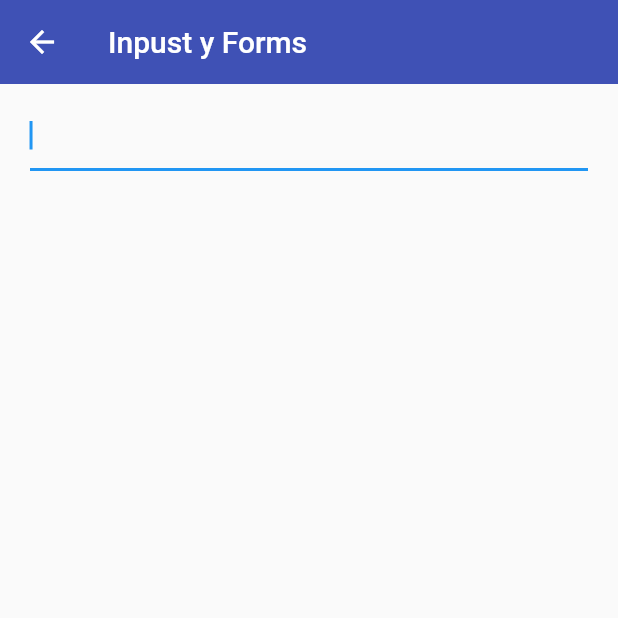
After one commit to davidfores1/Flutter_components, a Flutter app: the InputsScreen screen opened by its route, on a phone screen of 412 x 824 dp, the top half of it. The commit adds this screen. Run offline on Flutter 3.47's test engine with Material 2 defaults, Android fonts, the phone set to English and light mode, and no system bars.

Commit message:
se utiliza el TextFormField

```diff
--- a/lib/router/app_routes.dart
+++ b/lib/router/app_routes.dart
@@ -13,7 +13,9 @@ class AppRoutes {
     MenuOption(route: 'alert', name: 'Alert', screen: const AlertScreen(), icon: Icons.campaign_outlined),
     MenuOption(route: 'card', name: 'Card', screen: const CardScreen(), icon: Icons.credit_card),
     MenuOption(route: 'avatar', name: 'Circle Avatar', screen: const AvatarScreen(), icon: Icons.supervised_user_circle_outlined),
-    MenuOption(route: 'animated', name: 'Animated Container', screen: const AnimateScreen(), icon: Icons.play_circle_filled_outlined)
+    MenuOption(route: 'animated', name: 'Animated Container', screen: const AnimateScreen(), icon: Icons.play_circle_filled_outlined),
+    MenuOption(route: 'inputs', name: 'Text Inputs', screen: const InputsScreen(), icon: Icons.input_rounded)
+
   ];
 
 
--- /dev/null
+++ b/lib/screens/inputs_screen.dart
@@ -0,0 +1,32 @@
+import 'package:flutter/material.dart';
+
+class InputsScreen extends StatelessWidget {
+
+  const InputsScreen({Key? key}) : super(key: key);
+
+  @override
+  Widget build(BuildContext context) {
+    return  Scaffold(
+      appBar: AppBar(
+        title: const Text('Inpust y Forms'),
+      ),
+      body:SingleChildScrollView(
+        child: Padding(
+          padding: const EdgeInsets.symmetric(horizontal: 20, vertical: 10),
+          child: Column(
+            children: [
+              TextFormField(
+                autofocus: true,
+                initialValue: '',
+                textCapitalization: TextCapitalization.words,
+                onChanged: (value) {
+                  print('value: $value');
+                } ,
+              )
+            ],
+          ),
+        ),
+      )
+    );
+  }
+}
--- a/lib/screens/screens.dart
+++ b/lib/screens/screens.dart
@@ -5,3 +5,4 @@ export 'package:flutter_components/screens/listview1_screen.dart';
 export 'package:flutter_components/screens/listview2_screen.dart';
 export 'package:flutter_components/screens/home_screen.dart';
 export 'package:flutter_components/screens/avatar_screen.dart';
+export 'package:flutter_components/screens/inputs_screen.dart';
```
